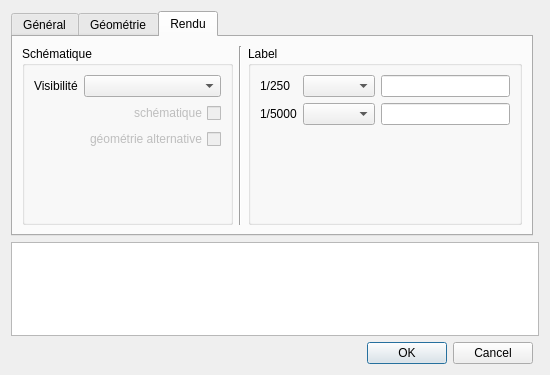
Before: the Qt Designer form qgis-project/ui_forms/valve.ui in qwat/QWAT, drawn with Qt 5.
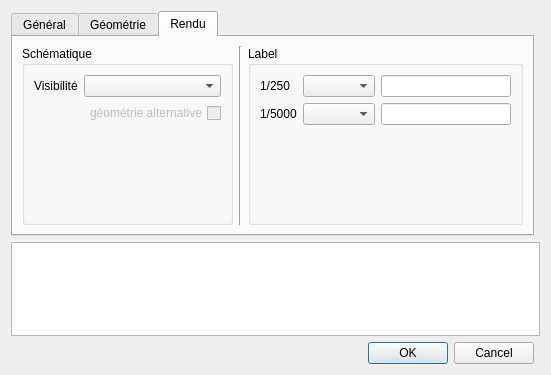
After: the same form once the commit is applied. The open tabs and pages were chosen to show the change.

Commit message: remove remaining _schema_visible

```diff
--- a/qgis-project/ui_forms/valve.ui
+++ b/qgis-project/ui_forms/valve.ui
@@ -6,7 +6,7 @@
    <rect>
     <x>0</x>
     <y>0</y>
-    <width>550</width>
+    <width>551</width>
     <height>375</height>
    </rect>
   </property>
@@ -301,7 +301,7 @@
           <string>Schématique</string>
          </property>
          <layout class="QGridLayout" name="gridLayout_6">
-          <item row="3" column="1">
+          <item row="2" column="1">
            <widget class="QCheckBox" name="_geometry_schematic_used">
             <property name="enabled">
              <bool>false</bool>
@@ -321,20 +321,7 @@
             </property>
            </widget>
           </item>
-          <item row="2" column="0" colspan="2">
-           <widget class="QCheckBox" name="_schema_visible">
-            <property name="enabled">
-             <bool>false</bool>
-            </property>
-            <property name="layoutDirection">
-             <enum>Qt::RightToLeft</enum>
-            </property>
-            <property name="text">
-             <string>schématique</string>
-            </property>
-           </widget>
-          </item>
-          <item row="4" column="1">
+          <item row="3" column="1">
            <spacer name="verticalSpacer">
             <property name="orientation">
              <enum>Qt::Vertical</enum>
```
The commit also changes 2 other files.
